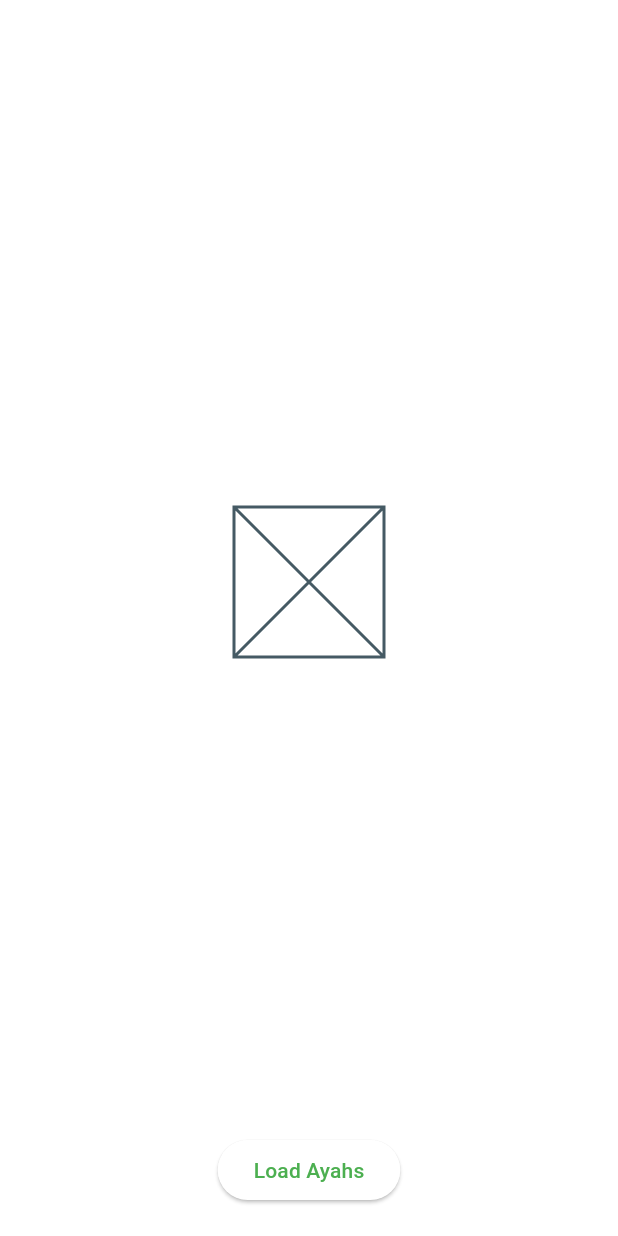
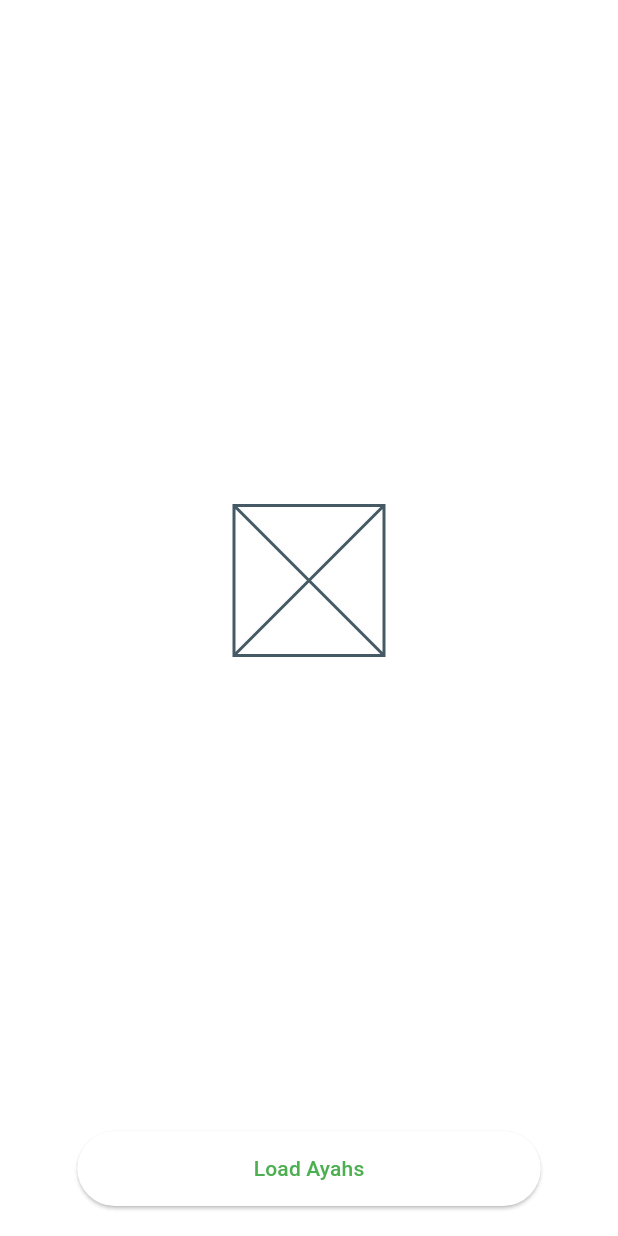
Before and after one commit to anasfik/ayati, a Flutter app: the screen it shows after launch, on a phone screen of 412 x 824 dp. Run offline on Flutter 3.47's test engine with Material 2 defaults, Android fonts, the phone set to English and light mode, and no system bars; our stand-ins replace awesome_notifications, bloc, equatable, flutter_bloc, hive, hive_flutter; accounts and stored records are empty.

Commit message:
[ Add ] added a generak button widget for reuse

```diff
--- /dev/null
+++ b/lib/presentation/general/button.dart
@@ -0,0 +1,23 @@
+import 'package:flutter/material.dart';
+
+class AyatiButton extends StatelessWidget {
+  const AyatiButton({
+    super.key,
+    required this.onTap,
+    required this.text,
+  });
+
+  final VoidCallback onTap;
+  final String text;
+  @override
+  Widget build(BuildContext context) {
+    return SizedBox(
+      width: MediaQuery.of(context).size.width * 0.75,
+      height: 50,
+      child: ElevatedButton(
+        onPressed: onTap,
+        child: Text(text),
+      ),
+    );
+  }
+}
--- a/lib/presentation/home/load_button.dart
+++ b/lib/presentation/home/load_button.dart
@@ -1,4 +1,5 @@
 import 'package:ayat_notifications/logic/app_service/app_service_cubit.dart';
+import 'package:ayat_notifications/presentation/general/button.dart';
 import 'package:flutter/material.dart';
 import 'package:flutter_bloc/flutter_bloc.dart';
 
@@ -8,11 +9,11 @@ class LoadAyahsButton extends StatelessWidget {
   @override
   Widget build(BuildContext context) {
     final cubit = context.read<AppServiceCubit>();
-    return ElevatedButton(
-      onPressed: () {
+    return AyatiButton(
+      onTap: () {
         cubit.fetcherCubit.handleFetching();
       },
-      child: const Text("Load Ayahs"),
+      text: "Load Ayahs",
     );
   }
 }
```
Also changed, not shown: lib/presentation/home/widgets/start_button.dart (+6 -9 lines).
